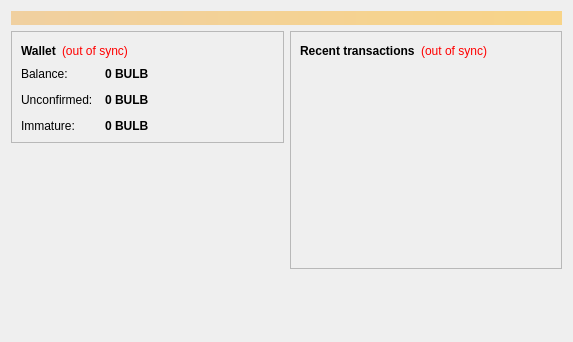
First picture: the form in src/qt/forms/overviewpage.ui, repository goldenloaf/goldenloaf-master, before the edit.
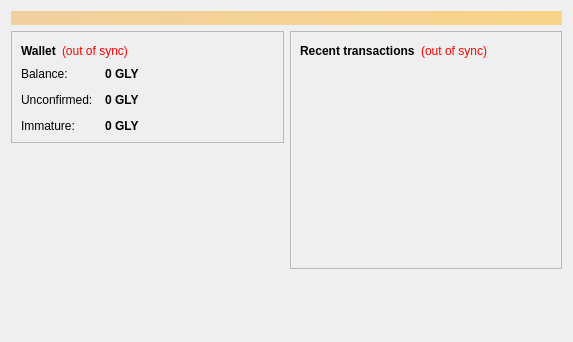
Second picture: the form after the edit.

Patch:
```diff
--- a/src/qt/forms/overviewpage.ui
+++ b/src/qt/forms/overviewpage.ui
@@ -122,7 +122,7 @@
                <string>Your current balance</string>
               </property>
               <property name="text">
-               <string notr="true">0 BULB</string>
+               <string notr="true">0 GLY</string>
               </property>
               <property name="textInteractionFlags">
                <set>Qt::LinksAccessibleByMouse|Qt::TextSelectableByKeyboard|Qt::TextSelectableByMouse</set>
@@ -151,7 +151,7 @@
                <string>Total of transactions that have yet to be confirmed, and do not yet count toward the current balance</string>
               </property>
               <property name="text">
-               <string notr="true">0 BULB</string>
+               <string notr="true">0 GLY</string>
               </property>
               <property name="textInteractionFlags">
                <set>Qt::LinksAccessibleByMouse|Qt::TextSelectableByKeyboard|Qt::TextSelectableByMouse</set>
@@ -177,7 +177,7 @@
                <string>Mined balance that has not yet matured</string>
               </property>
               <property name="text">
-               <string notr="true">0 BULB</string>
+               <string notr="true">0 GLY</string>
               </property>
               <property name="textInteractionFlags">
                <set>Qt::LinksAccessibleByMouse|Qt::TextSelectableByKeyboard|Qt::TextSelectableByMouse</set>
```
Left out of the diff: 4 changed lines with no effect on the pictures.
